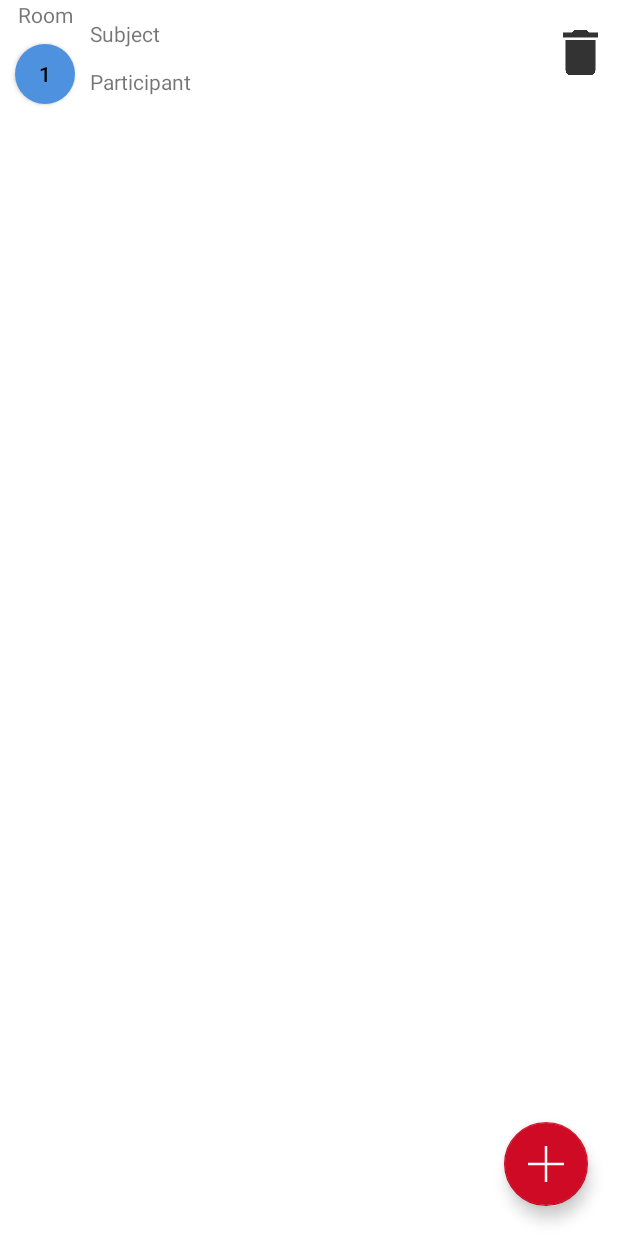
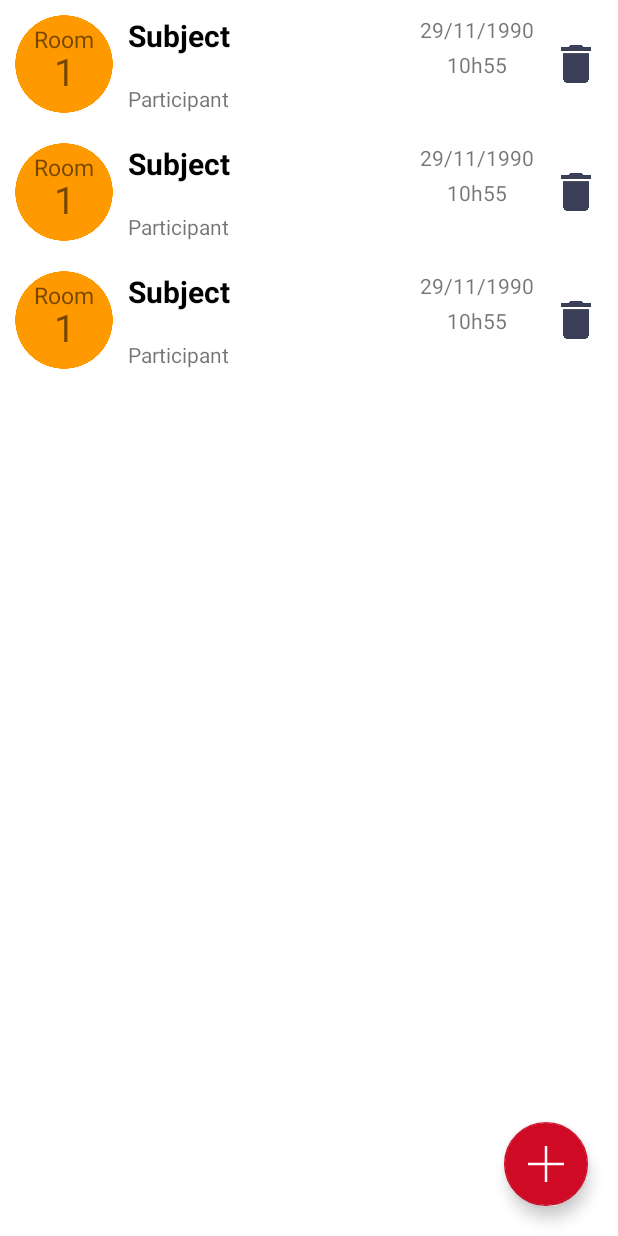
Before and after one commit to JeremyDufeux/MyMeet, an Android app: the layout activity_list_meeting.xml on its own in the app's theme, with its tools: preview values and no code run, on a phone screen of 412 x 824 dp. Run offline under Robolectric (Android 15) with nearby library versions, the light colour scheme and no system bars.

Commit message:
Change Room model Implement listing of meetings

```diff
--- a/app/src/main/java/com/jeremydufeux/mymeet/service/DummyMeetingApiService.java
+++ b/app/src/main/java/com/jeremydufeux/mymeet/service/DummyMeetingApiService.java
@@ -7,11 +7,11 @@ import java.util.Date;
 import java.util.List;
 
 public class DummyMeetingApiService implements MeetingApiService{
-    private List<Meeting> meetings = DummyMeetingGenerator.generateMeetings();
     private List<Room> rooms = DummyRoomGenerator.generateRooms();
+    private List<Meeting> meetings = DummyMeetingGenerator.generateMeetings(rooms);
 
     @Override
-    public List<Meeting> getMeeting() {
+    public List<Meeting> getMeetings() {
         return meetings;
     }
 
--- a/app/src/main/java/com/jeremydufeux/mymeet/service/MeetingApiService.java
+++ b/app/src/main/java/com/jeremydufeux/mymeet/service/MeetingApiService.java
@@ -12,7 +12,7 @@ public interface MeetingApiService {
      * Get all meeting
      * @return list of meetings
      */
-    List<Meeting> getMeeting();
+    List<Meeting> getMeetings();
 
     /**
      * Add meeting
--- a/app/src/main/res/drawable/circle.xml
+++ /dev/null
@@ -1,12 +0,0 @@
-<?xml version="1.0" encoding="utf-8"?>
-<shape
-    xmlns:android="http://schemas.android.com/apk/res/android"
-    android:shape="oval">
-
-    <solid
-        android:color="#666666"/>
-
-    <size
-        android:width="25dp"
-        android:height="25dp"/>
-</shape>
--- a/app/src/main/res/layout/meeting_item.xml
+++ b/app/src/main/res/layout/meeting_item.xml
@@ -3,73 +3,104 @@
     xmlns:android="http://schemas.android.com/apk/res/android"
     xmlns:app="http://schemas.android.com/apk/res-auto"
     android:layout_width="match_parent"
-    android:layout_height="match_parent">
+    android:layout_height="wrap_content"
+    android:id="@+id/meeting_item"
+    android:padding="10dp">
+
+
+    <ImageView
+        android:id="@+id/meeting_item_room_im"
+        android:layout_width="65dp"
+        android:layout_height="65dp"
+        android:src="@drawable/ic_room"
+        app:layout_constraintBottom_toBottomOf="@id/meeting_item_participant_tv"
+        app:layout_constraintStart_toStartOf="parent"
+        app:layout_constraintTop_toTopOf="parent"
+        android:contentDescription="@string/room_color" />
 
     <TextView
         android:id="@+id/meeting_item_room_label_tv"
         android:layout_width="wrap_content"
         android:layout_height="wrap_content"
+        android:layout_marginTop="5dp"
         android:text="@string/room"
-        app:layout_constraintEnd_toEndOf="@+id/button"
-        app:layout_constraintStart_toStartOf="@+id/button"
+        android:textSize="15sp"
+        app:layout_constraintEnd_toEndOf="@+id/meeting_item_room_im"
+        app:layout_constraintStart_toStartOf="@+id/meeting_item_room_im"
         app:layout_constraintTop_toTopOf="parent" />
 
-
-    <Button
-        android:id="@+id/button"
-        android:layout_width="40dp"
-        android:layout_height="40dp"
-        android:layout_margin="10dp"
-        android:background="@drawable/circle"
+    <TextView
+        android:id="@+id/meeting_item_room_number_tv"
+        android:layout_width="wrap_content"
+        android:layout_height="wrap_content"
+        android:layout_marginTop="20dp"
         android:text="@string/_1"
-        android:textColor="@color/black"
-        android:textSize="14sp"
-        app:backgroundTint="@color/blue"
-        app:layout_constraintStart_toStartOf="parent"
-        app:layout_constraintTop_toBottomOf="@+id/meeting_item_room_label_tv" />
+        android:textSize="25sp"
+        app:layout_constraintEnd_toEndOf="@+id/meeting_item_room_im"
+        app:layout_constraintStart_toStartOf="@+id/meeting_item_room_im"
+        app:layout_constraintTop_toTopOf="parent" />
 
     <TextView
         android:id="@+id/meeting_item_subject_tv"
+        android:layout_width="0dp"
+        android:layout_height="wrap_content"
+        android:layout_marginEnd="10dp"
+        android:ellipsize="end"
+        android:singleLine="true"
+        android:text="@string/subject"
+        android:textSize="20sp"
+        android:textStyle="bold"
+        android:textColor="@color/black"
+        app:layout_constraintEnd_toStartOf="@+id/meeting_item_date_tv"
+        app:layout_constraintStart_toStartOf="@+id/meeting_item_participant_tv"
+        app:layout_constraintTop_toTopOf="@+id/meeting_item_room_im" />
+
+    <TextView
+        android:id="@+id/meeting_item_date_tv"
         android:layout_width="wrap_content"
         android:layout_height="wrap_content"
-        android:text="@string/subject"
-        app:layout_constraintBottom_toTopOf="@+id/meeting_item_participant_tv"
-        app:layout_constraintStart_toStartOf="@+id/meeting_item_participant_tv"
-        app:layout_constraintTop_toTopOf="parent" />
+        android:layout_marginEnd="15dp"
+        android:text="@string/_29_11_1990"
+        app:layout_constraintEnd_toStartOf="@+id/imageView"
+        app:layout_constraintTop_toTopOf="@+id/meeting_item_room_im" />
+
 
     <TextView
         android:id="@+id/meeting_item_time_tv"
         android:layout_width="wrap_content"
         android:layout_height="wrap_content"
-        android:layout_margin="10dp"
-        android:text="@string/_12_00"
-        app:layout_constraintBottom_toBottomOf="@+id/meeting_item_subject_tv"
-        app:layout_constraintEnd_toStartOf="@+id/imageView"
-        app:layout_constraintTop_toTopOf="@+id/meeting_item_subject_tv" />
+        android:text="@string/_10h55"
+        app:layout_constraintBottom_toTopOf="@+id/meeting_item_participant_tv"
+        app:layout_constraintEnd_toEndOf="@+id/meeting_item_date_tv"
+        app:layout_constraintStart_toStartOf="@+id/meeting_item_date_tv"
+        app:layout_constraintTop_toBottomOf="@+id/meeting_item_date_tv" />
 
 
     <TextView
         android:id="@+id/meeting_item_participant_tv"
         android:layout_width="0dp"
         android:layout_height="wrap_content"
-        android:layout_marginHorizontal="10dp"
-        android:layout_marginBottom="5dp"
+        android:layout_marginStart="10dp"
+        android:layout_marginEnd="15dp"
+        android:ellipsize="end"
+        android:singleLine="true"
         android:text="@string/participant"
-        app:layout_constraintBottom_toBottomOf="@+id/button"
+        app:layout_constraintBottom_toBottomOf="@id/meeting_item_room_im"
         app:layout_constraintEnd_toStartOf="@+id/imageView"
-        app:layout_constraintStart_toEndOf="@+id/button" />
+        app:layout_constraintStart_toEndOf="@+id/meeting_item_room_im"/>
 
     <ImageView
         android:id="@+id/imageView"
-        android:layout_width="30sp"
-        android:layout_height="30dp"
-        android:layout_margin="10dp"
+        android:layout_width="25sp"
+        android:layout_height="25dp"
+        android:layout_marginEnd="5dp"
+        android:adjustViewBounds="false"
+        android:contentDescription="@string/remove_meeting"
         android:src="@drawable/ic_bin"
-        app:tint="@color/grey"
-        app:layout_constraintBottom_toBottomOf="@+id/button"
+        app:layout_constraintBottom_toBottomOf="@+id/meeting_item_room_im"
         app:layout_constraintEnd_toEndOf="parent"
         app:layout_constraintTop_toTopOf="parent"
-        android:contentDescription="@string/remove_meeting" />
+        app:tint="@color/grey" />
 
 
 
--- a/app/src/main/res/values/colors.xml
+++ b/app/src/main/res/values/colors.xml
@@ -6,7 +6,7 @@
     <color name="teal_200">#FF03DAC5</color>
     <color name="teal_700">#FF018786</color>
     <color name="black">#FF000000</color>
-    <color name="grey">#FF333333</color>
+    <color name="grey">#3B4058</color>
     <color name="white">#FFFFFF</color>
     <color name="blue">#4E92DF</color>
     <color name="red">#CE0A24</color>
--- a/app/src/main/res/values/strings.xml
+++ b/app/src/main/res/values/strings.xml
@@ -4,7 +4,9 @@
     <string name="room">Room</string>
     <string name="_1">1</string>
     <string name="subject">Subject</string>
-    <string name="_12_00">12:00</string>
     <string name="participant">Participant</string>
     <string name="remove_meeting">Remove meeting</string>
+    <string name="room_color">Room color</string>
+    <string name="_29_11_1990">29/11/1990</string>
+    <string name="_10h55">10h55</string>
 </resources>
--- a/app/src/main/res/values/themes.xml
+++ b/app/src/main/res/values/themes.xml
@@ -2,7 +2,7 @@
     <!-- Base application theme. -->
     <style name="Theme.MyMeet" parent="Theme.MaterialComponents.DayNight.DarkActionBar">
         <!-- Primary brand color. -->
-        <item name="colorPrimary">@color/purple_500</item>
+        <item name="colorPrimary">@color/blue</item>
         <item name="colorPrimaryVariant">@color/purple_700</item>
         <item name="colorOnPrimary">@color/white</item>
         <!-- Secondary brand color. -->
--- /dev/null
+++ b/app/src/main/res/xml/network_security_config.xml
@@ -0,0 +1,6 @@
+<?xml version="1.0" encoding="utf-8"?>
+<network-security-config>
+    <domain-config cleartextTrafficPermitted="true">
+        <domain includeSubdomains="true">dummyimage.com</domain>
+    </domain-config>
+</network-security-config>
```
Also changed, not shown: app/build.gradle (+10 -2 lines), app/src/main/AndroidManifest.xml (+6 -1 lines), app/src/main/java/com/jeremydufeux/mymeet/model/Meeting.java (+4 -14 lines), app/src/main/java/com/jeremydufeux/mymeet/model/Room.java (+7 -7 lines), app/src/main/java/com/jeremydufeux/mymeet/service/DummyMeetingGenerator.java (+31 -23 lines), app/src/main/java/com/jeremydufeux/mymeet/service/DummyRoomGenerator.java (+17 -7 lines), app/src/main/java/com/jeremydufeux/mymeet/ui/list/ListMeetingActivity.java (+36 -1 lines), app/src/main/java/com/jeremydufeux/mymeet/ui/list/ListMeetingAdapter.java (+93 -1 lines), app/src/main/res/drawable-v24/ic_room.png (added).
